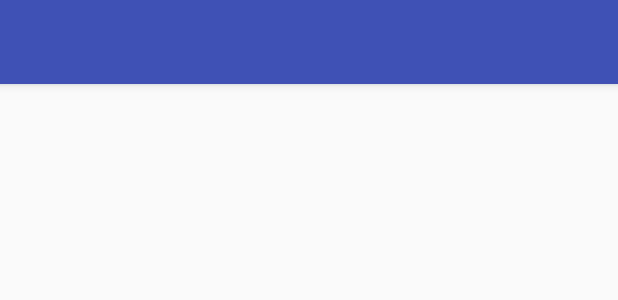
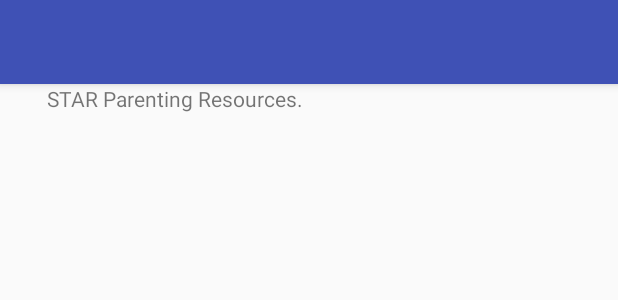
Before and after one commit to fredcrary/STAR_Parenting, an Android app: the layout activity_star_resources.xml on its own in the app's theme, with its tools: preview values and no code run, on a phone screen of 412 x 824 dp. Shown: the top 300 px of the screen. Run offline under Robolectric (Android 15) with nearby library versions, the phone set to English and light mode, and no system bars.

Commit message:
Initial resources and xml

```diff
--- a/android/StarParent/app/src/main/java/com/starparent/starparent/StaticClasses.java
+++ b/android/StarParent/app/src/main/java/com/starparent/starparent/StaticClasses.java
@@ -128,9 +128,11 @@ public class StaticClasses {
     public static class ResourceEntry {
         public final String name;
         public final String url;
-        protected ResourceEntry(String name, String url) {
+        public final String link;
+        protected ResourceEntry(String name, String url, String link) {
             this.name = name;
             this.url  = url;
+            this.link  = link;
         }
     }
 }
--- a/android/StarParent/app/src/main/res/layout/content_star_resources.xml
+++ b/android/StarParent/app/src/main/res/layout/content_star_resources.xml
@@ -8,4 +8,15 @@
     tools:context="com.starparent.starparent.StarResourcesActivity"
     tools:showIn="@layout/activity_star_resources">
 
+    <TextView
+        android:id="@+id/resources_description"
+        android:layout_width="350dp"
+        android:layout_height="81dp"
+        android:layout_marginLeft="8dp"
+        android:layout_marginRight="8dp"
+        android:layout_marginTop="8dp"
+        android:text="@string/resources_description"
+        app:layout_constraintLeft_toLeftOf="parent"
+        app:layout_constraintRight_toRightOf="parent" />
+
 </android.support.constraint.ConstraintLayout>
--- a/android/StarParent/app/src/main/res/values/strings.xml
+++ b/android/StarParent/app/src/main/res/values/strings.xml
@@ -22,10 +22,11 @@
     <string name="learn_about_heading">What is Star Parenting?</string>
     <string name="learn_about_description">STAR Parenting is a method and a set of points and tools. STAR Parenting is a powerful, focused approach to child guidance. STAR Parenting gives you a problem-solving process,
         5 general strategies, and 15 practical tools. STAR Parenting can be used by parents, teachers, caregivers, counselors – anyone who works with children.</string>
+    <string name="resources_description">STAR Parenting Resources.</string>
     <string name="learn_about_subheading2">Get Started with Star Parenting</string>
     <string name="learn_about_process_btn">STAR Parenting Process</string>
     <string name="learn_about_points_btn">Star Points</string>
-    <string name="learn_about_resources_btn">STAR Parenting Resources</string>
+    <string name="learn_about_resources_btn">STAR Parenting Resources description</string>
     <string name="learn_about_btn_description">We created some activites to help you get ideas about your child and common behaviors you are trying to understand and direct. Tap below to explore the STAR Parenting methods.</string>
 
 </resources>
```
Also changed, not shown: android/StarParent/app/src/main/java/com/starparent/starparent/StarResourcesActivity.java (+38 -3 lines), android/StarParent/app/src/main/java/com/starparent/starparent/XmlParser.java (+39 -2 lines).
